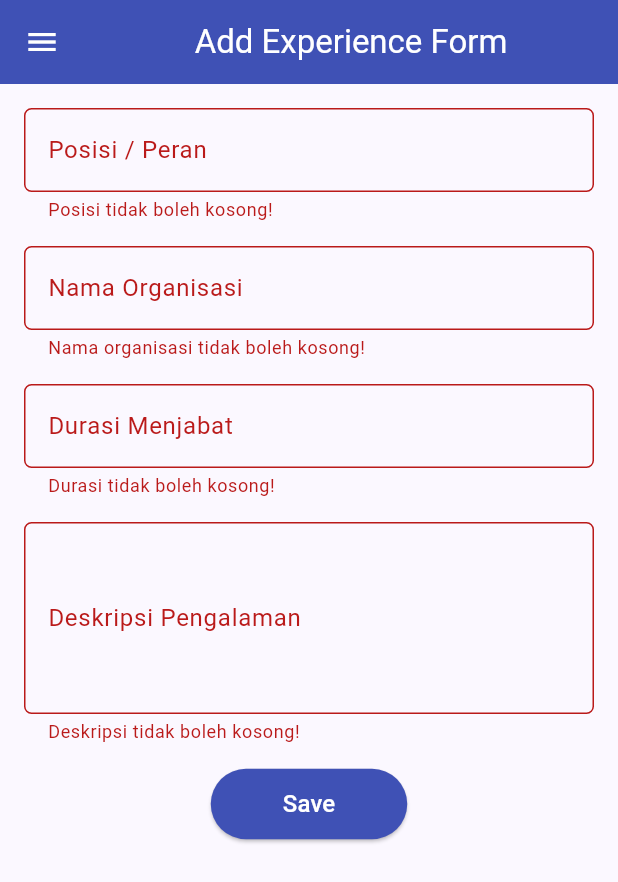
After one commit to elisiaac/myportofolio_mobile, a Flutter app: the ExperienceFormPage screen opened directly, after a tap on "Save", on a phone screen of 412 x 824 dp. The commit adds this screen. Shown: the top 882 px of the screen. Run offline on Flutter 3.47's test engine with Material 3 defaults, Android fonts, the phone set to English and light mode, and no system bars.

Commit message:
feat: menambahkan halaman form pengalaman, validasi input, dan navigasi menu

```diff
--- /dev/null
+++ b/lib/screens/experience_form.dart
@@ -0,0 +1,195 @@
+import 'package:flutter/material.dart';
+import'package:myportofolio_mobile/widgets/left_drawer.dart'; // Menggunakan drawer yang sama
+
+class ExperienceFormPage extends StatefulWidget {
+  const ExperienceFormPage({super.key});
+
+  @override
+  State<ExperienceFormPage> createState() => _ExperienceFormPageState();
+}
+
+class _ExperienceFormPageState extends State<ExperienceFormPage> {
+  final _formKey = GlobalKey<FormState>();
+
+  String _role = "";
+  String _organization = "";
+  String _description = "";
+  String _duration = "";
+
+  @override
+  Widget build(BuildContext context) {
+    return Scaffold(
+      appBar: AppBar(
+        title: const Center(
+          child: Text('Add Experience Form'),
+        ),
+        backgroundColor: Colors.indigo,
+        foregroundColor: Colors.white,
+      ),
+      drawer: const LeftDrawer(), // Drawer yang konsisten dengan halaman utama
+      body: Form(
+        key: _formKey,
+        child: SingleChildScrollView( // Agar bisa di-scroll di layar sempit
+          child: Padding(
+            padding: const EdgeInsets.all(16.0), // Padding utama form
+            child: Column(
+              crossAxisAlignment: CrossAxisAlignment.start,
+              children: [
+                // Input 1: Peran / Posisi
+                Padding(
+                  padding: const EdgeInsets.only(bottom: 16.0),
+                  child: TextFormField(
+                    decoration: InputDecoration(
+                      hintText: "Contoh: Staff Design & Branding",
+                      labelText: "Posisi / Peran",
+                      border: OutlineInputBorder(
+                        borderRadius: BorderRadius.circular(5.0),
+                      ),
+                    ),
+                    onChanged: (String? value) {
+                      setState(() {
+                        _role = value!;
+                      });
+                    },
+                    validator: (String? value) {
+                      if (value == null || value.trim().isEmpty) {
+                        return "Posisi tidak boleh kosong!";
+                      }
+                      return null;
+                    },
+                  ),
+                ),
+
+                // Input 2: Nama Organisasi
+                Padding(
+                  padding: const EdgeInsets.only(bottom: 16.0),
+                  child: TextFormField(
+                    decoration: InputDecoration(
+                      hintText: "Contoh: RISTEK Fasilkom UI",
+                      labelText: "Nama Organisasi",
+                      border: OutlineInputBorder(
+                        borderRadius: BorderRadius.circular(5.0),
+                      ),
+                    ),
+                    onChanged: (String? value) {
+                      setState(() {
+                        _organization = value!;
+                      });
+                    },
+                    validator: (String? value) {
+                      if (value == null || value.trim().isEmpty) {
+                        return "Nama organisasi tidak boleh kosong!";
+                      }
+                      return null;
+                    },
+                  ),
+                ),
+
+                // Input 3: Durasi (Teks)
+                Padding(
+                  padding: const EdgeInsets.only(bottom: 16.0),
+                  child: TextFormField(
+                    decoration: InputDecoration(
+                      hintText: "Contoh: Mar 2026 - Nov 2026",
+                      labelText: "Durasi Menjabat",
+                      border: OutlineInputBorder(
+                        borderRadius: BorderRadius.circular(5.0),
+                      ),
+                    ),
+                    onChanged: (String? value) {
+                      setState(() {
+                        _duration = value!;
+                      });
+                    },
+                    validator: (String? value) {
+                      if (value == null || value.trim().isEmpty) {
+                        return "Durasi tidak boleh kosong!";
+                      }
+                      return null;
+                    },
+                  ),
+                ),
+
+                // Input 4: Deskripsi
+                Padding(
+                  padding: const EdgeInsets.only(bottom: 16.0),
+                  child: TextFormField(
+                    maxLines: 4,
+                    decoration: InputDecoration(
+                      hintText: "Jelaskan tanggung jawabmu...",
+                      labelText: "Deskripsi Pengalaman",
+                      border: OutlineInputBorder(
+                        borderRadius: BorderRadius.circular(5.0),
+                      ),
+                    ),
+                    onChanged: (String? value) {
+                      setState(() {
+                        _description = value!;
+                      });
+                    },
+                    validator: (String? value) {
+                      if (value == null || value.trim().isEmpty) {
+                        return "Deskripsi tidak boleh kosong!";
+                      }
+                      return null;
+                    },
+                  ),
+                ),
+
+                // Tombol Simpan
+                Align(
+                  alignment: Alignment.bottomCenter,
+                  child: ElevatedButton(
+                    style: ButtonStyle(
+                      backgroundColor: WidgetStateProperty.all(Colors.indigo),
+                    ),
+                    onPressed: () {
+                      // Validasi form dan tampilkan pop-up ringkasan data
+                      if (_formKey.currentState!.validate()) {
+                        showDialog(
+                          context: context,
+                          builder: (context) {
+                            return AlertDialog(
+                              title: const Text('Pengalaman Berhasil Ditambahkan!'),
+                              content: SingleChildScrollView(
+                                child: Column(
+                                  crossAxisAlignment: CrossAxisAlignment.start,
+                                  children: [
+                                    Text('Posisi: $_role'),
+                                    Text('Organisasi: $_organization'),
+                                    Text('Durasi: $_duration'),
+                                    Text('Deskripsi: $_description'),
+                                  ],
+                                ),
+                              ),
+                              actions: [
+                                TextButton(
+                                  child: const Text('OK'),
+                                  onPressed: () {
+                                    Navigator.pop(context); // Tutup dialog
+                                    _formKey.currentState!.reset(); // Reset form
+                                  },
+                                ),
+                              ],
+                            );
+                          },
+                        );
+                      }
+                    },
+                    child: const Padding(
+                      padding: EdgeInsets.symmetric(horizontal: 24.0, vertical: 12.0),
+                      child: Text(
+                        "Save",
+                        style: TextStyle(color: Colors.white, fontSize: 16),
+                      ),
+                    ),
+                  ),
+                ),
+              ],
+            ),
+          ),
+        ),
+      ),
+    );
+  }
+}
--- a/lib/screens/menu.dart
+++ b/lib/screens/menu.dart
@@ -12,6 +12,8 @@ class MyHomePage extends StatelessWidget {
   final List<ItemHomepage> items = [
     ItemHomepage("Lihat Project", Icons.folder, Colors.pinkAccent),
     ItemHomepage("Tambah Project", Icons.add_circle, Colors.lightBlueAccent),
+    ItemHomepage("Lihat Pengalaman", Icons.work_history, Colors.amber),
+    ItemHomepage("Tambah Pengalaman", Icons.work, Colors.orangeAccent),
     ItemHomepage("Logout", Icons.logout, Colors.lightGreenAccent),
   ];
 
--- a/lib/widgets/left_drawer.dart
+++ b/lib/widgets/left_drawer.dart
@@ -1,6 +1,7 @@
 import 'package:flutter/material.dart';
 import 'package:myportofolio_mobile/screens/menu.dart';
 import 'package:myportofolio_mobile/screens/project_form.dart';
+import 'package:myportofolio_mobile/screens/experience_form.dart';
 
 class LeftDrawer extends StatelessWidget {
   const LeftDrawer({super.key});
@@ -58,6 +59,17 @@ class LeftDrawer extends StatelessWidget {
                   ));
             },
           ),
+          ListTile(
+          leading: const Icon(Icons.work_outline),
+          title: const Text('Add Experience'),
+          onTap: () {
+            Navigator.pushReplacement(
+                context,
+                MaterialPageRoute(
+                  builder: (context) => const ExperienceFormPage(),
+                ));
+          },
+        ),
         ],
       ),
     );
--- a/lib/widgets/project_card.dart
+++ b/lib/widgets/project_card.dart
@@ -1,5 +1,6 @@
 import 'package:flutter/material.dart';
 import 'package:myportofolio_mobile/screens/project_form.dart';
+import 'package:myportofolio_mobile/screens/experience_form.dart';
 
 class ItemHomepage {
   final String name;
@@ -38,6 +39,15 @@ class ItemCard extends StatelessWidget {
               ),
             );
           }
+          // Navigasi ke halaman ExperienceFormPage
+          if (item.name == "Tambah Pengalaman") {
+            Navigator.push(
+              context,
+              MaterialPageRoute(
+                builder: (context) => const ExperienceFormPage(),
+              ),
+            );
+          }
         },
 
         child: Container(
```
